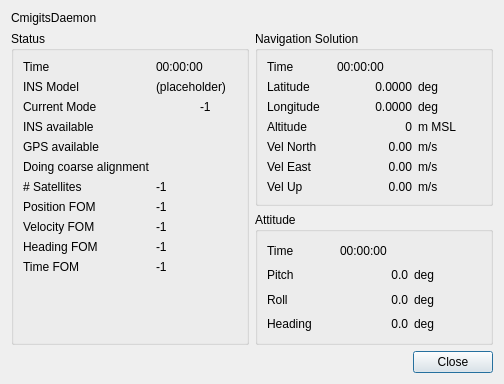
Above: src/hcrgui/CmigitsDetails.ui from NCAR/HCR_instrument before the change. Below: the same form after it.
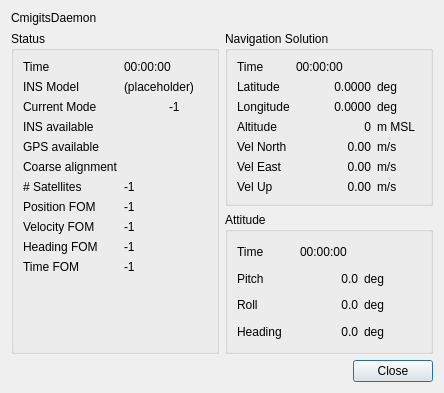
That is the form after the change. Icons and pictures are not drawn.

Commit message: Show serial number in CmigitsStatus & tighten GUI

The edit to the form file:
```diff
--- a/src/hcrgui/CmigitsDetails.ui
+++ b/src/hcrgui/CmigitsDetails.ui
@@ -6,8 +6,8 @@
    <rect>
     <x>0</x>
     <y>0</y>
-    <width>504</width>
-    <height>384</height>
+    <width>444</width>
+    <height>393</height>
    </rect>
   </property>
   <property name="windowTitle">
@@ -226,7 +226,7 @@
          <item row="5" column="0">
           <widget class="QLabel" name="coarseAlignLabel">
            <property name="text">
-            <string>Doing coarse alignment</string>
+            <string>Coarse alignment</string>
            </property>
           </widget>
          </item>
```
The commit also changes 1 other file.
